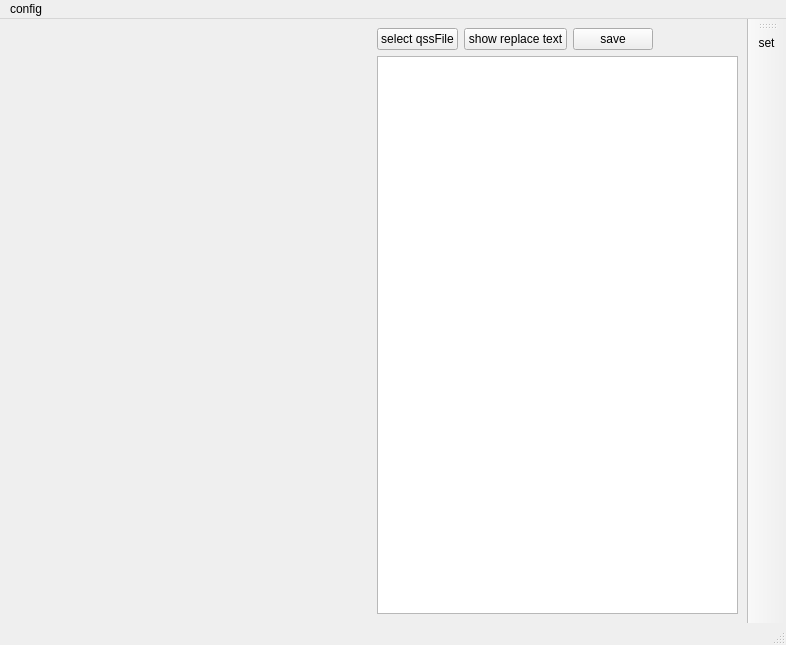
First picture: the form in src/mainwindow.ui, repository chenghongfeng/QssCreator, before the edit.
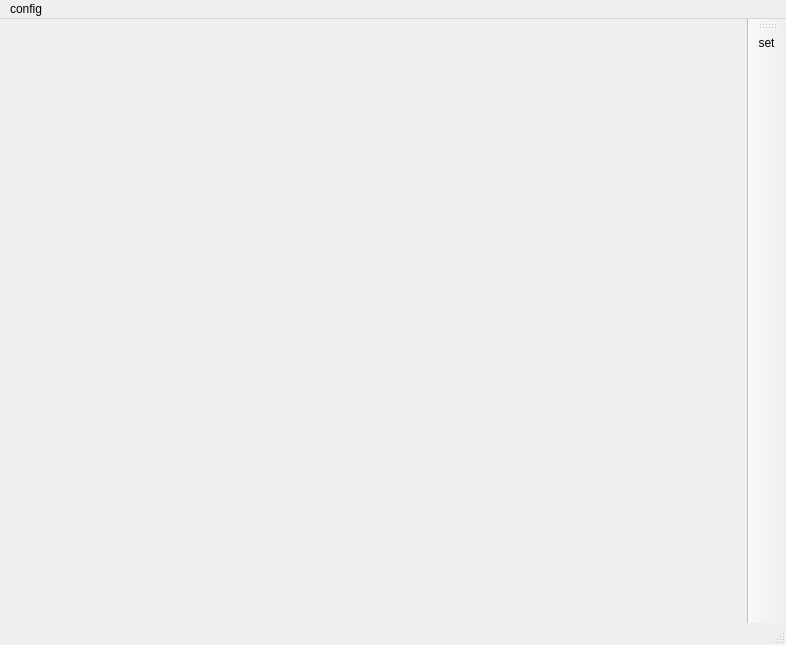
Second picture: the form after the edit. Custom widgets are drawn as their Qt base class.

Commit message: MainWindow's TabWidget and QssTextEdit remove from ui to code, add them in a QSplitter

What changed in the file:
```diff
--- a/src/mainwindow.ui
+++ b/src/mainwindow.ui
@@ -13,65 +13,7 @@
   <property name="windowTitle">
    <string>MainWindow</string>
   </property>
-  <widget class="QWidget" name="centralwidget">
-   <layout class="QHBoxLayout" name="horizontalLayout_3">
-    <item>
-     <widget class="TabWidget" name="widget" native="true">
-      <property name="sizePolicy">
-       <sizepolicy hsizetype="Expanding" vsizetype="Expanding">
-        <horstretch>0</horstretch>
-        <verstretch>0</verstretch>
-       </sizepolicy>
-      </property>
-     </widget>
-    </item>
-    <item>
-     <layout class="QVBoxLayout" name="verticalLayout_3">
-      <item>
-       <layout class="QHBoxLayout" name="horizontalLayout_2">
-        <item>
-         <widget class="QPushButton" name="openQssFileBtn">
-          <property name="text">
-           <string>select qssFile</string>
-          </property>
-         </widget>
-        </item>
-        <item>
-         <widget class="QPushButton" name="replaceBtn">
-          <property name="text">
-           <string>show replace text</string>
-          </property>
-         </widget>
-        </item>
-        <item>
-         <widget class="QPushButton" name="saveTextBtn">
-          <property name="text">
-           <string>save</string>
-          </property>
-         </widget>
-        </item>
-        <item>
-         <spacer name="horizontalSpacer_2">
-          <property name="orientation">
-           <enum>Qt::Horizontal</enum>
-          </property>
-          <property name="sizeHint" stdset="0">
-           <size>
-            <width>40</width>
-            <height>20</height>
-           </size>
-          </property>
-         </spacer>
-        </item>
-       </layout>
-      </item>
-      <item>
-       <widget class="QssTextEdit" name="qssTextEdit"/>
-      </item>
-     </layout>
-    </item>
-   </layout>
-  </widget>
+  <widget class="QWidget" name="centralwidget"/>
   <widget class="QMenuBar" name="menubar">
    <property name="geometry">
     <rect>
@@ -132,19 +74,6 @@
    </property>
   </action>
  </widget>
- <customwidgets>
-  <customwidget>
-   <class>QssTextEdit</class>
-   <extends>QTextEdit</extends>
-   <header>QssTextEdit/qsstextedit.h</header>
-  </customwidget>
-  <customwidget>
-   <class>TabWidget</class>
-   <extends>QWidget</extends>
-   <header location="global">tabwidget.h</header>
-   <container>1</container>
-  </customwidget>
- </customwidgets>
  <resources/>
  <connections/>
 </ui>
```
The commit also changes 3 other files.
